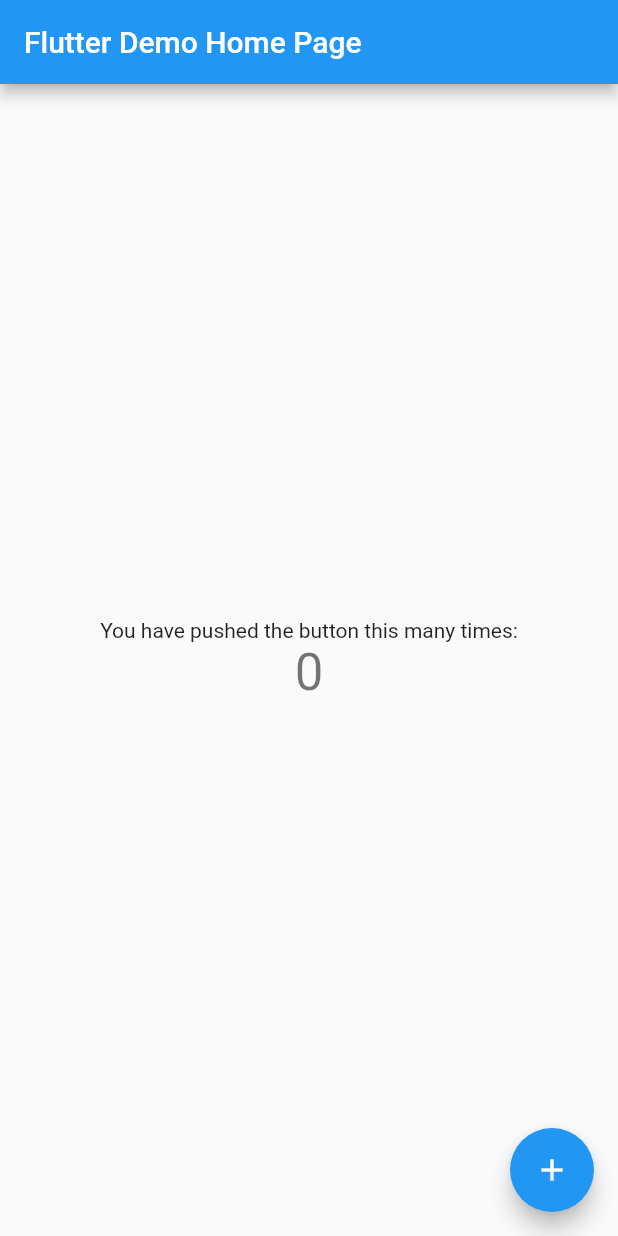
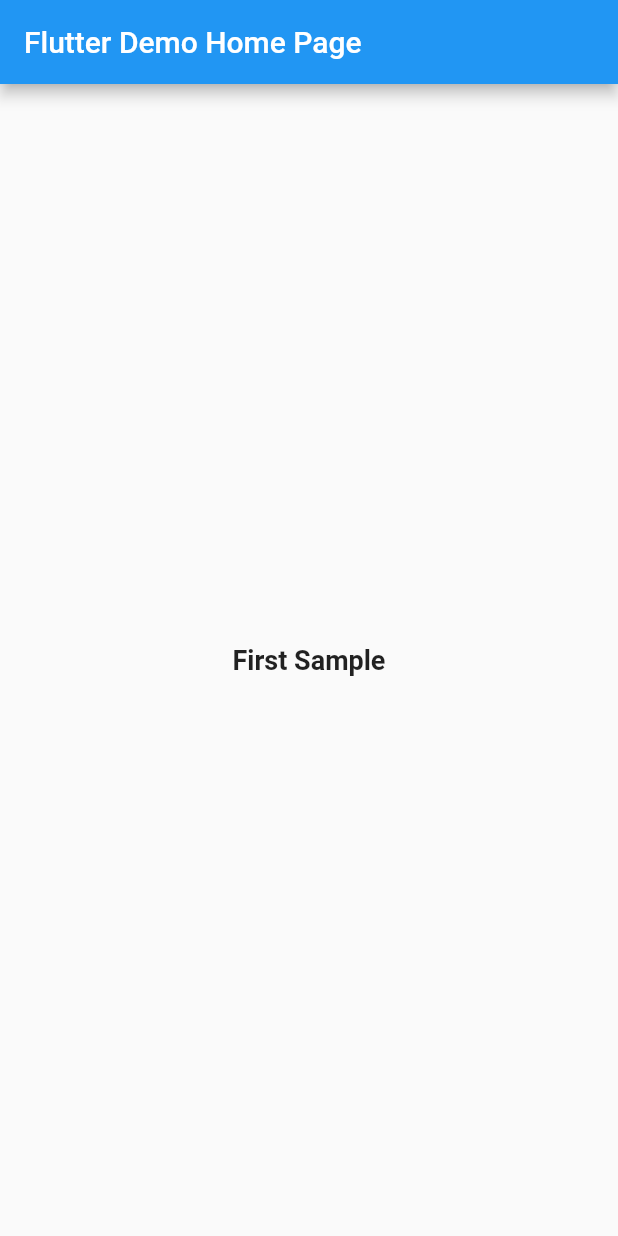
Before and after one commit to MrKhan8627/first_sample, a Flutter app: the screen it shows after launch, on a phone screen of 412 x 824 dp. Run offline on Flutter 3.47's test engine with Material 2 defaults, Android fonts, the phone set to English and light mode, and no system bars.

Commit message:
Change some code

```diff
--- a/lib/main.dart
+++ b/lib/main.dart
@@ -32,14 +32,6 @@ class MyApp extends StatelessWidget {
 class MyHomePage extends StatefulWidget {
   const MyHomePage({Key? key, required this.title}) : super(key: key);
 
-  // This widget is the home page of your application. It is stateful, meaning
-  // that it has a State object (defined below) that contains fields that affect
-  // how it looks.
-
-  // This class is the configuration for the state. It holds the values (in this
-  // case the title) provided by the parent (in this case the App widget) and
-  // used by the build method of the State. Fields in a Widget subclass are
-  // always marked "final".
 
   final String title;
 
@@ -48,68 +40,24 @@ class MyHomePage extends StatefulWidget {
 }
 
 class _MyHomePageState extends State<MyHomePage> {
-  int _counter = 0;
-
-  void _incrementCounter() {
-    setState(() {
-      // This call to setState tells the Flutter framework that something has
-      // changed in this State, which causes it to rerun the build method below
-      // so that the display can reflect the updated values. If we changed
-      // _counter without calling setState(), then the build method would not be
-      // called again, and so nothing would appear to happen.
-      _counter++;
-    });
-  }
 
   @override
   Widget build(BuildContext context) {
-    // This method is rerun every time setState is called, for instance as done
-    // by the _incrementCounter method above.
-    //
-    // The Flutter framework has been optimized to make rerunning build methods
-    // fast, so that you can just rebuild anything that needs updating rather
-    // than having to individually change instances of widgets.
+
     return Scaffold(
       appBar: AppBar(
         // Here we take the value from the MyHomePage object that was created by
         // the App.build method, and use it to set our appbar title.
         title: Text(widget.title),
       ),
-      body: Center(
+      body: const Center(
         // Center is a layout widget. It takes a single child and positions it
         // in the middle of the parent.
-        child: Column(
-          // Column is also a layout widget. It takes a list of children and
-          // arranges them vertically. By default, it sizes itself to fit its
-          // children horizontally, and tries to be as tall as its parent.
-          //
-          // Invoke "debug painting" (press "p" in the console, choose the
-          // "Toggle Debug Paint" action from the Flutter Inspector in Android
-          // Studio, or the "Toggle Debug Paint" command in Visual Studio Code)
-          // to see the wireframe for each widget.
-          //
-          // Column has various properties to control how it sizes itself and
-          // how it positions its children. Here we use mainAxisAlignment to
-          // center the children vertically; the main axis here is the vertical
-          // axis because Columns are vertical (the cross axis would be
-          // horizontal).
-          mainAxisAlignment: MainAxisAlignment.center,
-          children: <Widget>[
-            const Text(
-              'You have pushed the button this many times:',
-            ),
-            Text(
-              '$_counter',
-              style: Theme.of(context).textTheme.headline4,
-            ),
-          ],
-        ),
+        child: Text('First Sample', style: TextStyle(
+          fontWeight: FontWeight.bold,
+          fontSize: 18,
+        ),)
       ),
-      floatingActionButton: FloatingActionButton(
-        onPressed: _incrementCounter,
-        tooltip: 'Increment',
-        child: const Icon(Icons.add),
-      ), // This trailing comma makes auto-formatting nicer for build methods.
     );
   }
 }
```
